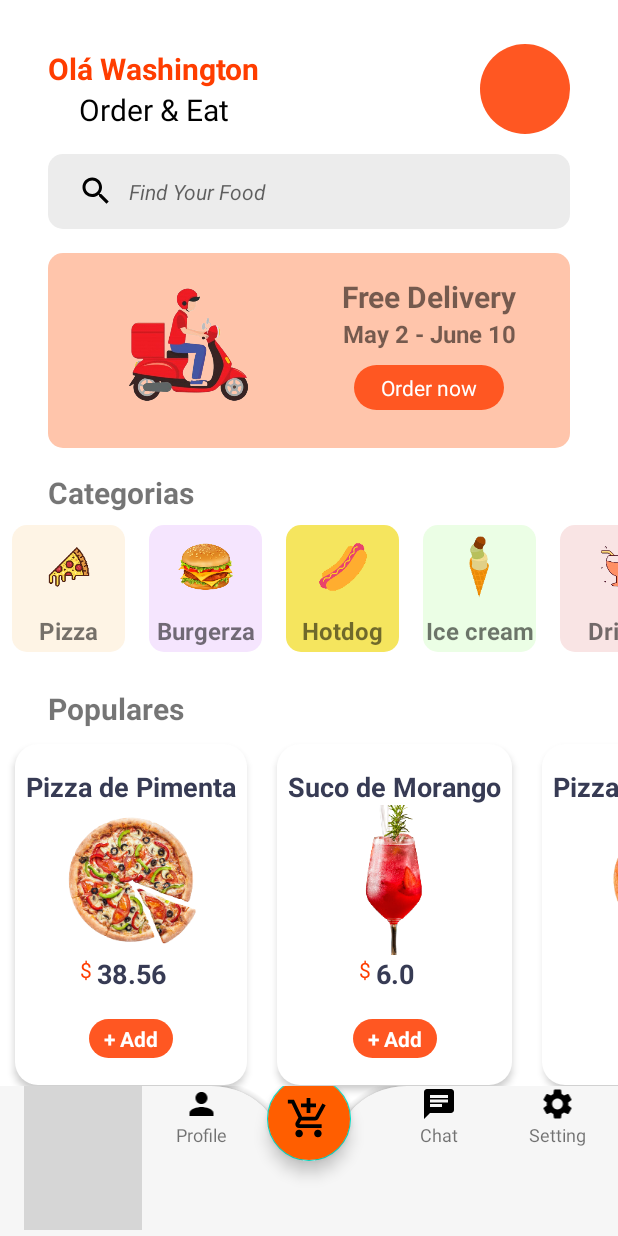
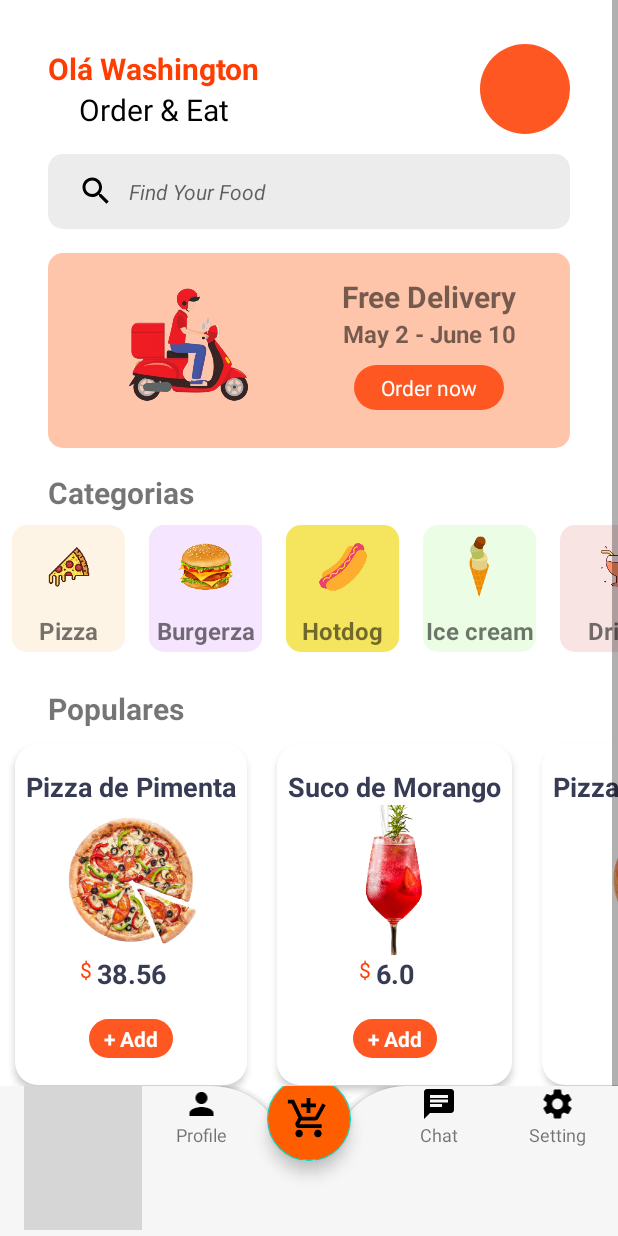
Before and after one commit to washingtoncandido/FoodDelivery, an Android app: the MainActivity screen opened directly, with no data from a screen before it, on a phone screen of 412 x 824 dp. Run offline under Robolectric (Android 15) with nearby library versions, the phone set to English and light mode, and no system bars; grey boxes are pictures that could not be loaded.

Commit message:
Ajustando scrollView activity_main

```diff
--- a/app/src/main/res/layout/activity_main.xml
+++ b/app/src/main/res/layout/activity_main.xml
@@ -11,7 +11,7 @@
     <ScrollView
         android:id="@+id/scrollView"
         android:layout_width="match_parent"
-        android:layout_height="match_parent"
+        android:layout_height="0dp"
         app:layout_constraintBottom_toBottomOf="parent"
         app:layout_constraintEnd_toEndOf="parent"
         app:layout_constraintStart_toStartOf="parent"
@@ -21,12 +21,13 @@
         <LinearLayout
             android:layout_width="match_parent"
             android:layout_height="wrap_content"
+            android:gravity="top"
             android:orientation="vertical">
 
             <androidx.constraintlayout.widget.ConstraintLayout
                 android:id="@+id/layout_main"
                 android:layout_width="match_parent"
-                android:layout_height="match_parent">
+                android:layout_height="850dp">
 
                 <TextView
                     android:id="@+id/textView"
@@ -58,6 +59,7 @@
                 <ImageView
                     android:layout_width="60dp"
                     android:layout_height="60dp"
+
                     android:layout_marginEnd="32dp"
                     android:background="@drawable/perfil_style"
                     app:layout_constraintBottom_toBottomOf="@+id/textView2"
@@ -176,10 +178,10 @@
                     android:layout_width="match_parent"
                     android:layout_height="wrap_content"
                     android:clipToPadding="false"
+                    app:layout_constraintBottom_toTopOf="@id/category_popular"
                     app:layout_constraintEnd_toEndOf="parent"
                     app:layout_constraintStart_toStartOf="parent"
-                    app:layout_constraintTop_toBottomOf="@id/category_id"
-                     />
+                    app:layout_constraintTop_toBottomOf="@id/category_id" />
 
 
                 <TextView
@@ -191,19 +193,18 @@
                     android:text="Populares"
                     android:textSize="20sp"
                     android:textStyle="bold"
+                    app:layout_constraintBottom_toTopOf="@id/list_category_popular"
                     app:layout_constraintStart_toStartOf="parent"
                     app:layout_constraintTop_toBottomOf="@id/list_category" />
 
                 <androidx.recyclerview.widget.RecyclerView
                     android:id="@+id/list_category_popular"
                     android:layout_width="match_parent"
-                    android:layout_height="match_parent"
+                    android:layout_height="wrap_content"
                     android:clipToPadding="false"
-                    app:layout_constraintBottom_toBottomOf="parent"
                     app:layout_constraintEnd_toEndOf="parent"
                     app:layout_constraintStart_toStartOf="parent"
                     app:layout_constraintTop_toBottomOf="@id/category_popular" />
-
             </androidx.constraintlayout.widget.ConstraintLayout>
         </LinearLayout>
     </ScrollView>
@@ -228,7 +229,7 @@
 
             <LinearLayout
                 android:layout_width="match_parent"
-                android:layout_height="match_parent"
+                android:layout_height="wrap_content"
                 android:orientation="horizontal">
 
                 <LinearLayout
```
